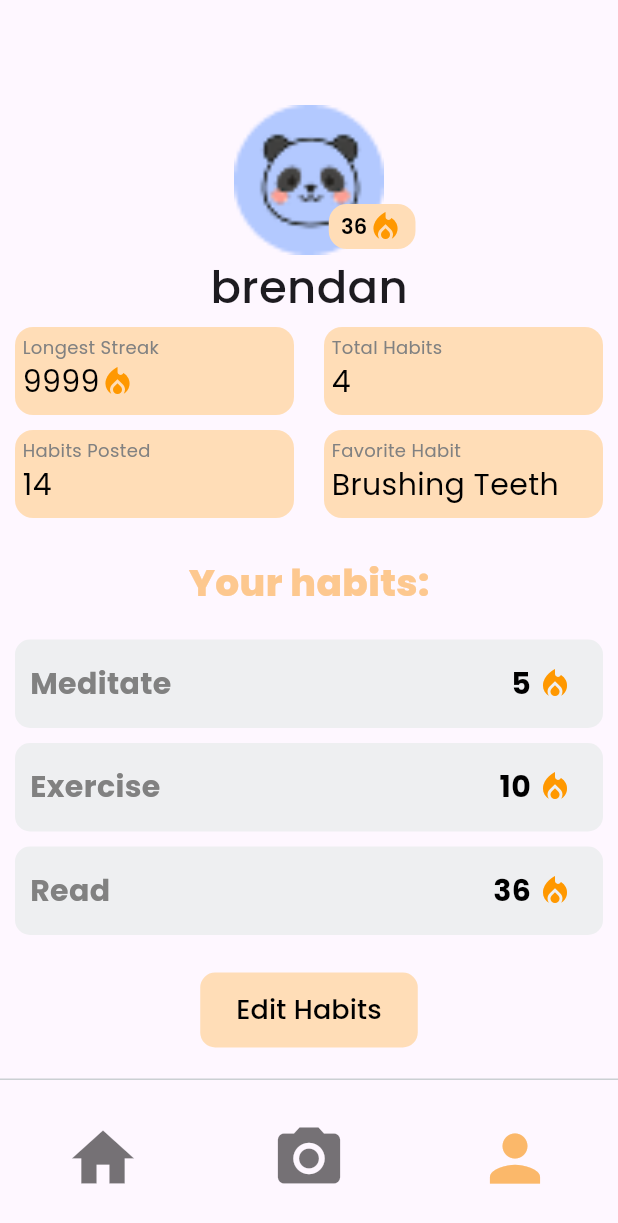
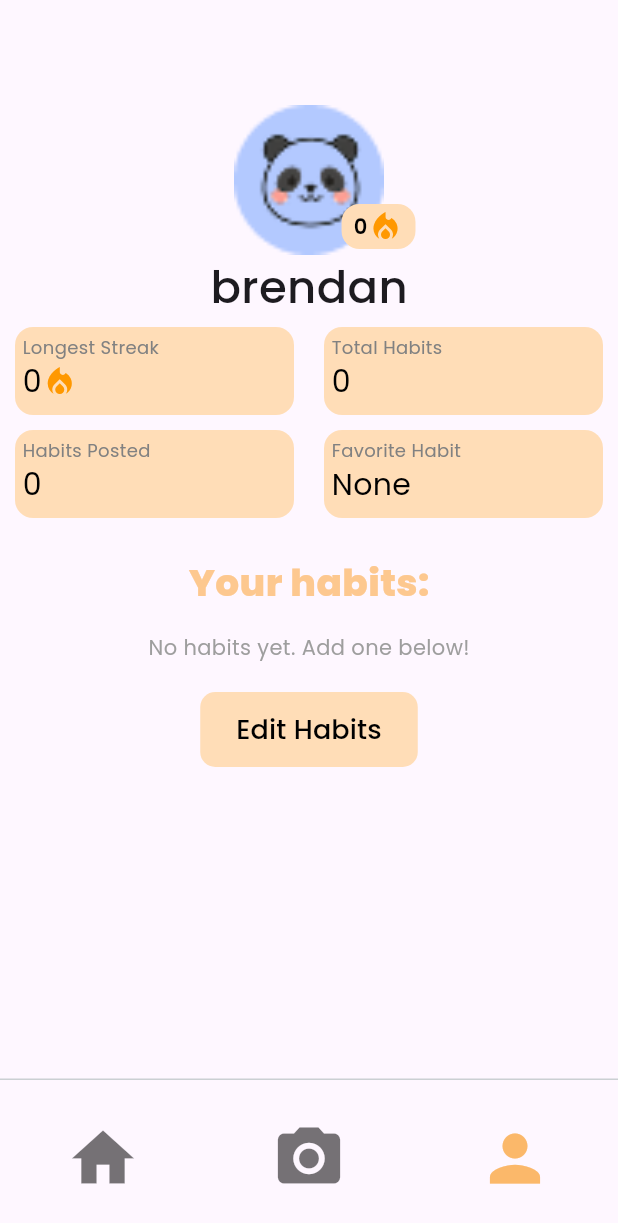
Before and after one commit to ellaly2/habinu, a Flutter app: the screen it shows after launch, item 3 of the bottom bar chosen, on a phone screen of 412 x 824 dp. Shown: the top 1223 px of the screen. Run offline on Flutter 3.47's test engine with Material 3 defaults, Android fonts, the phone set to English and light mode, and no system bars; our stand-ins replace shared_preferences.

Commit message:
Saved longest streak

```diff
--- a/habinu/lib/main.dart
+++ b/habinu/lib/main.dart
@@ -1,7 +1,7 @@
 import 'package:flutter/material.dart';
 import 'package:habinu/models/data.dart';
 import 'package:habinu/models/home.dart';
-import 'package:habinu/models/data.dart'; // <-- import your LocalStorage
+import 'package:habinu/models/data.dart';
 
 void main() async {
   WidgetsFlutterBinding.ensureInitialized(); // required for async init
--- a/habinu/lib/models/data.dart
+++ b/habinu/lib/models/data.dart
@@ -4,13 +4,13 @@ import 'package:shared_preferences/shared_preferences.dart';
 class LocalStorage {
   static SharedPreferences? _prefs;
   static const _habitsKey = 'habits';
+  static const _maxStreakKey = 'maxStreak';
+  static const _favoriteHabitKey = 'favoriteHabit';
 
-  /// Initialize SharedPreferences once at app startup
   static Future<void> init() async {
     _prefs = await SharedPreferences.getInstance();
   }
 
-  /// Get all habits (each habit is a Map<String, dynamic>)
   static List<Map<String, dynamic>> getHabits() {
     final String? jsonString = _prefs?.getString(_habitsKey);
     if (jsonString == null) return [];
@@ -18,20 +18,17 @@ class LocalStorage {
     return List<Map<String, dynamic>>.from(decoded);
   }
 
-  /// Save habits to storage
   static Future<void> _saveHabits(List<Map<String, dynamic>> habits) async {
     final String encoded = jsonEncode(habits);
     await _prefs?.setString(_habitsKey, encoded);
   }
 
-  /// Add a new habit
   static Future<void> addHabit(String name) async {
     final habits = getHabits();
     habits.add({"name": name, "streak": 0, "posted": 0});
     await _saveHabits(habits);
   }
 
-  /// Remove a habit by index
   static Future<void> removeHabit(int index) async {
     final habits = getHabits();
     if (index >= 0 && index < habits.length) {
@@ -40,16 +37,21 @@ class LocalStorage {
     }
   }
 
-  /// Increment streak for a habit
   static Future<void> incrementStreak(int index) async {
     final habits = getHabits();
     if (index >= 0 && index < habits.length) {
       habits[index]["streak"] = (habits[index]["streak"] ?? 0) + 1;
       await _saveHabits(habits);
+
+      // Update persistent global max streak
+      int maxStreak = _prefs?.getInt(_maxStreakKey) ?? 0;
+      if (habits[index]['streak'] > maxStreak) {
+        await _prefs?.setInt(_maxStreakKey, habits[index]['streak']);
+        await _prefs?.setString(_favoriteHabitKey, habits[index]['name']);
+      }
     }
   }
 
-  /// Increment posted count for a habit
   static Future<void> incrementPosted(int index) async {
     final habits = getHabits();
     if (index >= 0 && index < habits.length) {
@@ -60,34 +62,40 @@ class LocalStorage {
 
   /// --- Statistics ---
 
-  /// Total number of habits
-  static int getTotalHabits() {
-    return getHabits().length;
-  }
+  static int getTotalHabits() => getHabits().length;
 
-  /// Total number of posts across all habits
   static int getTotalPosts() {
     final habits = getHabits();
     return habits.fold(0, (sum, h) => sum + ((h["posted"] ?? 0) as int));
   }
 
-  /// Longest streak among all habits
+  /// Longest streak: use global max if habits list is empty
   static int getLongestStreak() {
     final habits = getHabits();
-    if (habits.isEmpty) return 0;
-    return habits.map((h) => h["streak"] ?? 0).reduce((a, b) => a > b ? a : b);
+    if (habits.isEmpty) {
+      return _prefs?.getInt(_maxStreakKey) ?? 0;
+    }
+    int currentMax = habits.map((h) => h["streak"] ?? 0).reduce((a, b) => a > b ? a : b);
+    int globalMax = _prefs?.getInt(_maxStreakKey) ?? 0;
+    return currentMax > globalMax ? currentMax : globalMax;
   }
 
-  /// Favourite habit (one with the highest streak)
+  /// Favourite habit: use saved one if habits list is empty
   static Map<String, dynamic>? getFavouriteHabit() {
     final habits = getHabits();
-    if (habits.isEmpty) return null;
+    if (habits.isEmpty) {
+      final name = _prefs?.getString(_favoriteHabitKey);
+      if (name == null) return null;
+      return {"name": name, "streak": _prefs?.getInt(_maxStreakKey) ?? 0};
+    }
     habits.sort((a, b) => (b["streak"] ?? 0).compareTo(a["streak"] ?? 0));
     return habits.first;
   }
 
-  /// Clear all saved habits
   static Future<void> clear() async {
     await _prefs?.remove(_habitsKey);
+    // optionally, keep max streak/favorite habit
+    // await _prefs?.remove(_maxStreakKey);
+    // await _prefs?.remove(_favoriteHabitKey);
   }
 }
--- a/habinu/lib/models/profile.dart
+++ b/habinu/lib/models/profile.dart
@@ -3,92 +3,116 @@ import 'package:habinu/models/navBar.dart';
 import 'package:habinu/models/home.dart';
 import 'package:habinu/models/camera.dart';
 import 'package:habinu/models/createHabit.dart';
+import 'package:habinu/models/data.dart';
 
-class ProfilePage extends StatelessWidget {
-  // Marked fields as final to adhere to immutability requirements
-  final String username = 'brendan';
-  final Map<String, String> stats = {
-    // Insert stats here
-    'longestStreak': '9999',
-    'totalHabits': '4',
-    'habitsPosted': '14',
-    'favoriteHabit': 'Brushing Teeth',
+class ProfilePage extends StatefulWidget {
+  const ProfilePage({Key? key}) : super(key: key);
+
+  @override
+  _ProfilePageState createState() => _ProfilePageState();
+}
+
+class _ProfilePageState extends State<ProfilePage> {
+  List<Map<String, dynamic>> habits = [];
+  String username = 'brendan';
+
+  @override
+  void initState() {
+    super.initState();
+    _loadHabits();
+  }
+
+  Future<void> _loadHabits() async {
+    setState(() {
+      habits = LocalStorage.getHabits();
+    });
+  }
+
+  Future<void> _incrementStreak(int index) async {
+    await LocalStorage.incrementStreak(index);
+    _loadHabits();
+  }
+
+  Future<void> _removeHabit(int index) async {
+    await LocalStorage.removeHabit(index);
+    _loadHabits();
+  }
+
+  Map<String, String> get stats => {
+        'longestStreak': LocalStorage.getLongestStreak().toString(),
+        'totalHabits': LocalStorage.getTotalHabits().toString(),
+        'habitsPosted': LocalStorage.getTotalPosts().toString(),
+        'favoriteHabit': LocalStorage.getFavouriteHabit()?['name'] ?? 'None',
       };
 
-  final List<Map<String, dynamic>> habits = [
-    {"name": "Meditate", "streak": 5},
-    {"name": "Exercise", "streak": 10},
-    {"name": "Read", "streak": 36},
-  ];
-
-  late final int streak = habits.isNotEmpty
+  @override
+  Widget build(BuildContext context) {
+    int streak = habits.isNotEmpty
         ? habits.map((h) => h["streak"] as int).reduce((a, b) => a > b ? a : b)
         : 0;
 
-  @override
-  Widget build(BuildContext context) {
     return Scaffold(
-      body: profileDetails(context),
+      body: _profileDetails(context, streak),
       bottomNavigationBar: NavBar(
         pageIndex: 2,
         onTap: (index) {
           if (index == 0) {
-            Navigator.of(
-              context,
-            ).pushReplacement(NoAnimationPageRoute(page: HomePage()));
+            Navigator.of(context).pushReplacement(
+                NoAnimationPageRoute(page: HomePage()));
           } else if (index == 1) {
-            Navigator.of(
-              context,
-            ).pushReplacement(NoAnimationPageRoute(page: CameraPage()));
+            Navigator.of(context).pushReplacement(
+                NoAnimationPageRoute(page: CameraPage()));
           }
         },
       ),
     );
   }
 
-  Widget profileDetails(BuildContext context) {
+  Widget _profileDetails(BuildContext context, int streak) {
     return SingleChildScrollView(
       child: Center(
         child: Column(
           children: [
-            SizedBox(height: 70),
-            profilePic(streak),
+            const SizedBox(height: 70),
+            _profilePic(streak),
             Text(
               username,
-              style: TextStyle(fontWeight: FontWeight.w500, fontSize: 30),
+              style: const TextStyle(fontWeight: FontWeight.w500, fontSize: 30),
             ),
-            statsDisplay(stats),
-            SizedBox(height: 20),
-            habitList(habits),
-            SizedBox(height: 20),
+            _statsDisplay(stats),
+            const SizedBox(height: 20),
+            _habitList(),
+            const SizedBox(height: 20),
             ElevatedButton(
               onPressed: () {
-                Navigator.of(
-                  context,
-                ).push(MaterialPageRoute(builder: (context) => CreateHabit()));
+                Navigator.of(context)
+                    .push(
+                        MaterialPageRoute(builder: (_) => const CreateHabit()))
+                    .then((_) => _loadHabits());
               },
               style: ElevatedButton.styleFrom(
-                backgroundColor: Color(0xFFffddb7),
+                backgroundColor: const Color(0xFFffddb7),
                 foregroundColor: Colors.black,
                 shape: RoundedRectangleBorder(
                   borderRadius: BorderRadius.circular(10),
                 ),
-                padding: EdgeInsets.symmetric(horizontal: 24, vertical: 12),
+                padding:
+                    const EdgeInsets.symmetric(horizontal: 24, vertical: 12),
                 shadowColor: Colors.transparent,
               ),
-              child: Text('Edit Habits', style: TextStyle(fontSize: 18)),
+              child: const Text('Edit Habits', style: TextStyle(fontSize: 18)),
             ),
-            SizedBox(height: 40),
+            const SizedBox(height: 40),
           ],
         ),
       ),
     );
   }
 
-  Widget habitList(List<Map<String, dynamic>> habits) {
+  Widget _habitList() {
     return Column(
       children: [
-        Text(
+        const Text(
           "Your habits:",
           style: TextStyle(
             fontSize: 25,
@@ -98,23 +122,20 @@ class ProfilePage extends StatelessWidget {
         ),
         const SizedBox(height: 15),
         habits.isEmpty
-            ? Text(
-                "No habits yet. Add one below!",
-                style: TextStyle(color: Colors.grey),
-              )
+            ? const Text("No habits yet. Add one below!",
+                style: TextStyle(color: Colors.grey))
             : Column(
                 children: habits.asMap().entries.map((entry) {
+                  int index = entry.key;
                   var habit = entry.value;
                   return Padding(
                     padding: const EdgeInsets.symmetric(horizontal: 10.0),
                     child: Container(
-                      margin: EdgeInsets.symmetric(vertical: 5),
-                      padding: EdgeInsets.symmetric(
-                        horizontal: 10,
-                        vertical: 15,
-                      ),
+                      margin: const EdgeInsets.symmetric(vertical: 5),
+                      padding: const EdgeInsets.symmetric(
+                          horizontal: 10, vertical: 15),
                       decoration: BoxDecoration(
-                        color: Color(0xFFeeeff1),
+                        color: const Color(0xFFeeeff1),
                         borderRadius: BorderRadius.circular(10),
                       ),
                       child: Row(
@@ -122,9 +143,10 @@ class ProfilePage extends StatelessWidget {
                         children: [
                           Expanded(
                             child: GestureDetector(
+                              onTap: () => _incrementStreak(index),
                               child: Text(
                                 habit["name"],
-                                style: TextStyle(
+                                style: const TextStyle(
                                   fontSize: 20,
                                   color: Color(0xFF818181),
                                   fontWeight: FontWeight.w700,
@@ -136,18 +158,16 @@ class ProfilePage extends StatelessWidget {
                             children: [
                               Text(
                                 habit["streak"].toString(),
-                                style: TextStyle(
+                                style: const TextStyle(
                                   color: Colors.black,
                                   fontSize: 20,
                                   fontWeight: FontWeight.w700,
                                 ),
                               ),
-                              SizedBox(width: 4),
-                              Icon(
-                                Icons.local_fire_department,
-                                color: Colors.orange,
-                              ),
-                              SizedBox(width: 10),
+                              const SizedBox(width: 4),
+                              const Icon(Icons.local_fire_department,
+                                  color: Colors.orange),
+                              const SizedBox(width: 10),
                             ],
                           ),
                         ],
@@ -160,128 +180,52 @@ class ProfilePage extends StatelessWidget {
     );
   }
 
-  Widget statsDisplay(Map<String, String> stats) {
+  Widget _statsDisplay(Map<String, String> stats) {
     return GridView.count(
       crossAxisCount: 2,
       childAspectRatio: 3,
       shrinkWrap: true,
       physics: const NeverScrollableScrollPhysics(),
       children: [
-        Card(
-          color: Color(0xffffddb7),
-          shadowColor: Colors.transparent, // Unless we want one!
-          margin: EdgeInsets.symmetric(horizontal: 10, vertical: 5),
+        _statCard("Longest Streak", stats['longestStreak'] ?? '0', true),
+        _statCard("Total Habits", stats['totalHabits'] ?? '0', false),
+        _statCard("Habits Posted", stats['habitsPosted'] ?? '0', false),
+        _statCard("Favorite Habit", stats['favoriteHabit'] ?? 'None', false),
+      ],
+    );
+  }
+
+  Widget _statCard(String title, String value, bool hasFire) {
+    return Card(
+      color: const Color(0xffffddb7),
+      shadowColor: Colors.transparent,
+      margin: const EdgeInsets.symmetric(horizontal: 10, vertical: 5),
       child: Padding(
         padding: const EdgeInsets.only(top: 5.0, left: 5.0),
         child: Column(
           children: [
             Align(
               alignment: Alignment.centerLeft,
-                  child: Text(
-                    "Longest Streak",
-                    style: TextStyle(fontSize: 12, color: Color(0xff818181)),
-                  ),
+              child: Text(title,
+                  style: const TextStyle(fontSize: 12, color: Color(0xff818181))),
             ),
             Align(
               alignment: Alignment.centerLeft,
               child: Row(
                 children: [
-                      Text(
-                        stats['longestStreak'] ?? '0',
-                        style: TextStyle(fontSize: 20, color: Colors.black),
-                      ),
-                      Icon(Icons.local_fire_department, color: Colors.orange),
+                  Text(value, style: const TextStyle(fontSize: 20, color: Colors.black)),
+                  if (hasFire)
+                    const Icon(Icons.local_fire_department, color: Colors.orange),
                 ],
               ),
             ),
           ],
         ),
       ),
-        ),
-        Card(
-          color: Color(0xffffddb7),
-          shadowColor: Colors.transparent, // Unless we want one!
-          margin: EdgeInsets.symmetric(horizontal: 10, vertical: 5),
-          child: Padding(
-            padding: const EdgeInsets.only(top: 5.0, left: 5.0),
-            child: Column(
-              children: [
-                Align(
-                  alignment: Alignment.centerLeft,
-                  child: Text(
-                    "Total Habits",
-                    style: TextStyle(fontSize: 12, color: Color(0xff818181)),
-                  ),
-                ),
-                Align(
-                  alignment: Alignment.centerLeft,
-                  child: Text(
-                    stats['totalHabits'] ?? '0',
-                    style: TextStyle(fontSize: 20, color: Colors.black),
-                  ),
-                ),
-              ],
-            ),
-          ),
-        ),
-        Card(
-          color: Color(0xffffddb7),
-          shadowColor: Colors.transparent, // Unless we want one!
-          margin: EdgeInsets.symmetric(horizontal: 10, vertical: 5),
-          child: Padding(
-            padding: const EdgeInsets.only(top: 5.0, left: 5.0),
-            child: Column(
-              children: [
-                Align(
-                  alignment: Alignment.centerLeft,
-                  child: Text(
-                    "Habits Posted",
-                    style: TextStyle(fontSize: 12, color: Color(0xff818181)),
-                  ),
-                ),
-                Align(
-                  alignment: Alignment.centerLeft,
-                  child: Text(
-                    stats['habitsPosted'] ?? '0',
-                    style: TextStyle(fontSize: 20, color: Colors.black),
-                  ),
-                ),
-              ],
-            ),
-          ),
-        ),
-        Card(
-          color: Color(0xffffddb7),
-          shadowColor: Colors.transparent, // Unless we want one!
-          margin: EdgeInsets.symmetric(horizontal: 10, vertical: 5),
-          child: Padding(
-            padding: const EdgeInsets.only(top: 5.0, left: 5.0),
-            child: Column(
-              children: [
-                Align(
-                  alignment: Alignment.centerLeft,
-                  child: Text(
-                    "Favorite Habit",
-                    style: TextStyle(fontSize: 12, color: Color(0xff818181)),
-                  ),
-                ),
-                Align(
-                  alignment: Alignment.centerLeft,
-                  child: Text(
-                    stats['favoriteHabit'] ?? 'None',
-                    style: TextStyle(fontSize: 20, color: Colors.black),
-                  ),
-                ),
-              ],
-            ),
-          ),
-        ),
-      ],
     );
   }
 
-  Widget profilePic(int streak) {
-    // In reality would also need input of username or pic
+  Widget _profilePic(int streak) {
     return SizedBox(
       height: 100,
       width: 150,
@@ -294,27 +238,25 @@ class ProfilePage extends StatelessWidget {
             width: 100,
             fit: BoxFit.cover,
           ),
-          // Icon(Icons.account_circle, size: 80, color: Colors.grey),
           Align(
             alignment: Alignment.bottomRight,
             child: Card(
-              color: Color(0xffffddb7),
-              // margin: EdgeInsets.all(10),
+              color: const Color(0xffffddb7),
               shadowColor: Colors.transparent,
               child: Padding(
-                padding: EdgeInsets.symmetric(horizontal: 8, vertical: 3),
+                padding: const EdgeInsets.symmetric(horizontal: 8, vertical: 3),
                 child: Row(
                   mainAxisSize: MainAxisSize.min,
                   children: [
                     Text(
                       '$streak',
-                      style: TextStyle(
+                      style: const TextStyle(
                         color: Colors.black,
                         fontSize: 14,
                         fontWeight: FontWeight.w600,
                       ),
                     ),
-                    Icon(Icons.local_fire_department, color: Colors.orange),
+                    const Icon(Icons.local_fire_department, color: Colors.orange),
                   ],
                 ),
               ),
```
Lines whose indentation alone changed are shown as unchanged.
